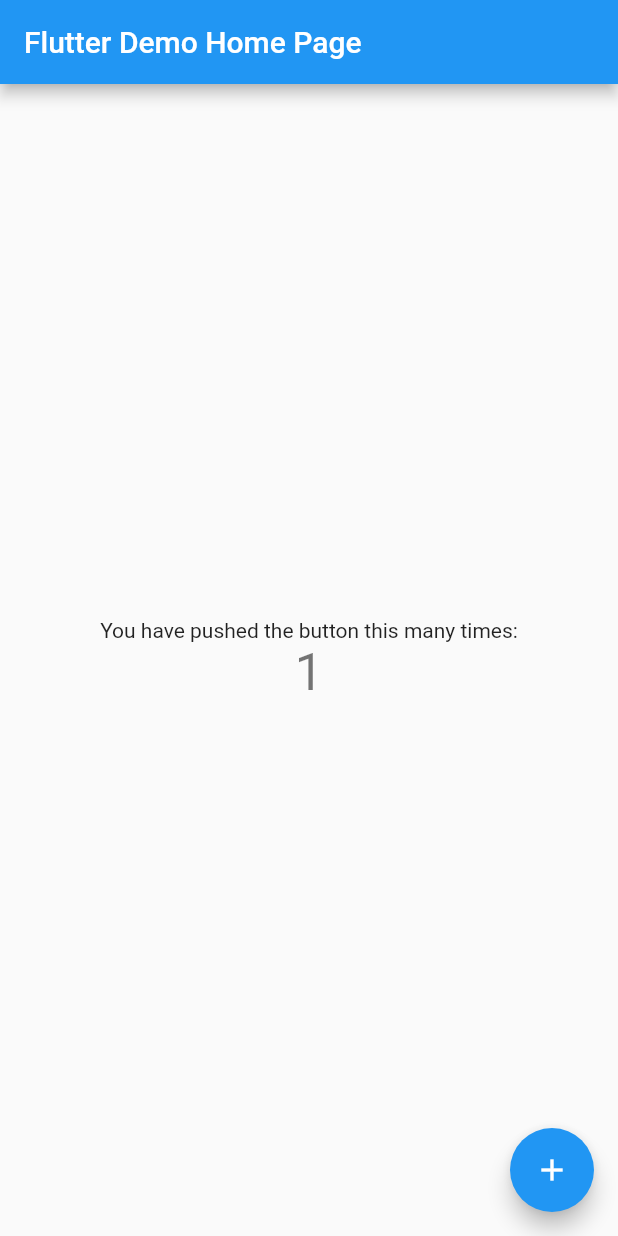
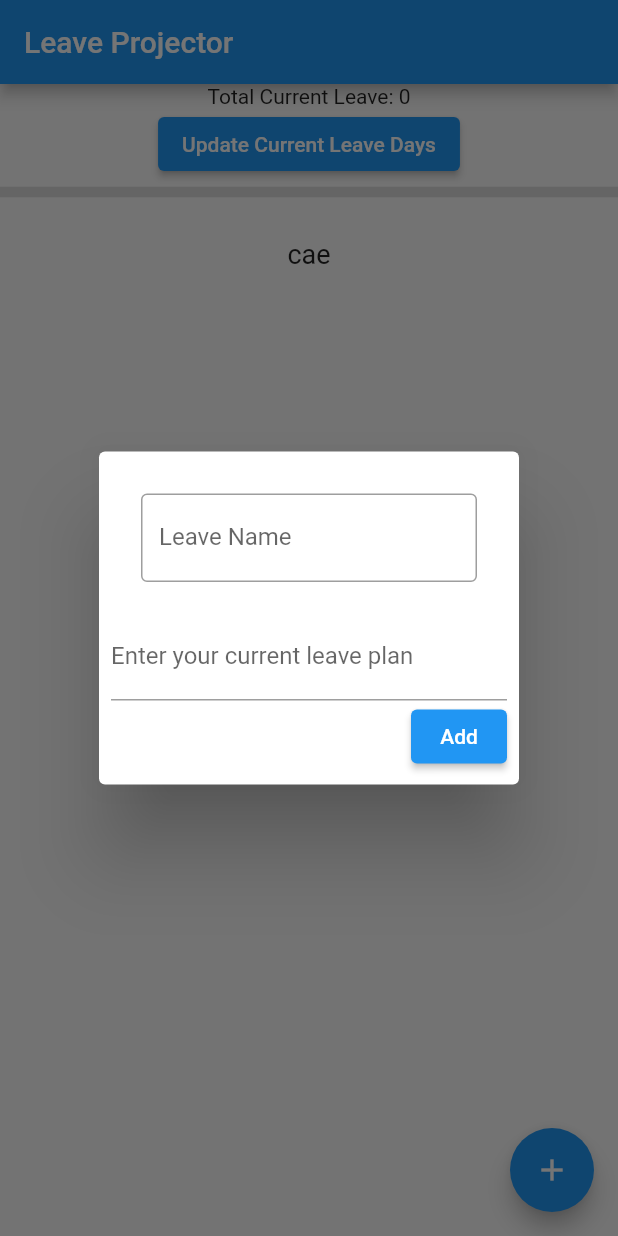
Before and after one commit to UltimateStarCoder/m_help, a Flutter app: the screen it shows after launch, after a tap on the "add" icon, on a phone screen of 412 x 824 dp. Run offline on Flutter 3.47's test engine with Material 2 defaults, Android fonts, the phone set to English and light mode, and no system bars.

Commit message:
Basic Start!

```diff
--- /dev/null
+++ b/lib/archive.dart
@@ -0,0 +1,115 @@
+import 'package:flutter/material.dart';
+
+void main() {
+  runApp(const MyApp());
+}
+
+class MyApp extends StatelessWidget {
+  const MyApp({super.key});
+
+  // This widget is the root of your application.
+  @override
+  Widget build(BuildContext context) {
+    return MaterialApp(
+      title: 'Flutter Demo',
+      theme: ThemeData(
+        // This is the theme of your application.
+        //
+        // Try running your application with "flutter run". You'll see the
+        // application has a blue toolbar. Then, without quitting the app, try
+        // changing the primarySwatch below to Colors.green and then invoke
+        // "hot reload" (press "r" in the console where you ran "flutter run",
+        // or simply save your changes to "hot reload" in a Flutter IDE).
+        // Notice that the counter didn't reset back to zero; the application
+        // is not restarted.
+        primarySwatch: Colors.blue,
+      ),
+      home: const MyHomePage(title: 'Flutter Demo Home Page'),
+    );
+  }
+}
+
+class MyHomePage extends StatefulWidget {
+  const MyHomePage({super.key, required this.title});
+
+  // This widget is the home page of your application. It is stateful, meaning
+  // that it has a State object (defined below) that contains fields that affect
+  // how it looks.
+
+  // This class is the configuration for the state. It holds the values (in this
+  // case the title) provided by the parent (in this case the App widget) and
+  // used by the build method of the State. Fields in a Widget subclass are
+  // always marked "final".
+
+  final String title;
+
+  @override
+  State<MyHomePage> createState() => _MyHomePageState();
+}
+
+class _MyHomePageState extends State<MyHomePage> {
+  int _counter = 0;
+
+  void _incrementCounter() {
+    setState(() {
+      // This call to setState tells the Flutter framework that something has
+      // changed in this State, which causes it to rerun the build method below
+      // so that the display can reflect the updated values. If we changed
+      // _counter without calling setState(), then the build method would not be
+      // called again, and so nothing would appear to happen.
+      _counter++;
+    });
+  }
+
+  @override
+  Widget build(BuildContext context) {
+    // This method is rerun every time setState is called, for instance as done
+    // by the _incrementCounter method above.
+    //
+    // The Flutter framework has been optimized to make rerunning build methods
+    // fast, so that you can just rebuild anything that needs updating rather
+    // than having to individually change instances of widgets.
+    return Scaffold(
+      appBar: AppBar(
+        // Here we take the value from the MyHomePage object that was created by
+        // the App.build method, and use it to set our appbar title.
+        title: Text(widget.title),
+      ),
+      body: Center(
+        // Center is a layout widget. It takes a single child and positions it
+        // in the middle of the parent.
+        child: Column(
+          // Column is also a layout widget. It takes a list of children and
+          // arranges them vertically. By default, it sizes itself to fit its
+          // children horizontally, and tries to be as tall as its parent.
+          //
+          // Invoke "debug painting" (press "p" in the console, choose the
+          // "Toggle Debug Paint" action from the Flutter Inspector in Android
+          // Studio, or the "Toggle Debug Paint" command in Visual Studio Code)
+          // to see the wireframe for each widget.
+          //
+          // Column has various properties to control how it sizes itself and
+          // how it positions its children. Here we use mainAxisAlignment to
+          // center the children vertically; the main axis here is the vertical
+          // axis because Columns are vertical (the cross axis would be
+          // horizontal).
+          mainAxisAlignment: MainAxisAlignment.center,
+          children: <Widget>[
+            const Text(
+              'You have pushed the button this many times:',
+            ),
+            Text(
+              '$_counter',
+              style: Theme.of(context).textTheme.headlineMedium,
+            ),
+          ],
+        ),
+      ),
+      floatingActionButton: FloatingActionButton(
+        onPressed: _incrementCounter,
+        tooltip: 'Increment',
+        child: const Icon(Icons.add),
+      ), // This trailing comma makes auto-formatting nicer for build methods.
+    );
+  }
+}
--- a/lib/main.dart
+++ b/lib/main.dart
@@ -1,4 +1,5 @@
 import 'package:flutter/material.dart';
+import 'package:flutter/services.dart';
 
 void main() {
   runApp(const MyApp());
@@ -13,33 +14,15 @@
     return MaterialApp(
       title: 'Flutter Demo',
       theme: ThemeData(
-        // This is the theme of your application.
-        //
-        // Try running your application with "flutter run". You'll see the
-        // application has a blue toolbar. Then, without quitting the app, try
-        // changing the primarySwatch below to Colors.green and then invoke
-        // "hot reload" (press "r" in the console where you ran "flutter run",
-        // or simply save your changes to "hot reload" in a Flutter IDE).
-        // Notice that the counter didn't reset back to zero; the application
-        // is not restarted.
         primarySwatch: Colors.blue,
       ),
-      home: const MyHomePage(title: 'Flutter Demo Home Page'),
+      home: const MyHomePage(title: 'Leave Projector'),
     );
   }
 }
 
 class MyHomePage extends StatefulWidget {
   const MyHomePage({super.key, required this.title});
-
-  // This widget is the home page of your application. It is stateful, meaning
-  // that it has a State object (defined below) that contains fields that affect
-  // how it looks.
-
-  // This class is the configuration for the state. It holds the values (in this
-  // case the title) provided by the parent (in this case the App widget) and
-  // used by the build method of the State. Fields in a Widget subclass are
-  // always marked "final".
 
   final String title;
 
@@ -49,67 +32,140 @@
 
 class _MyHomePageState extends State<MyHomePage> {
   int _counter = 0;
+  final myController = TextEditingController();
+  TextEditingController cardController = TextEditingController();
 
-  void _incrementCounter() {
+  final List<String> names = <String>["cae"];
+  final List<int> leaveLeft = <int>[];
+
+  void addItemToList() {
     setState(() {
-      // This call to setState tells the Flutter framework that something has
-      // changed in this State, which causes it to rerun the build method below
-      // so that the display can reflect the updated values. If we changed
-      // _counter without calling setState(), then the build method would not be
-      // called again, and so nothing would appear to happen.
-      _counter++;
+      names.add(cardController.text);
+      leaveLeft.insert(0, -1);
     });
+  }
+
+
+  @override
+  void dispose() {
+    // Clean up the controller when the widget is disposed.
+    myController.dispose();
+    super.dispose();
   }
 
   @override
   Widget build(BuildContext context) {
-    // This method is rerun every time setState is called, for instance as done
-    // by the _incrementCounter method above.
-    //
-    // The Flutter framework has been optimized to make rerunning build methods
-    // fast, so that you can just rebuild anything that needs updating rather
-    // than having to individually change instances of widgets.
     return Scaffold(
       appBar: AppBar(
-        // Here we take the value from the MyHomePage object that was created by
-        // the App.build method, and use it to set our appbar title.
         title: Text(widget.title),
       ),
       body: Center(
-        // Center is a layout widget. It takes a single child and positions it
-        // in the middle of the parent.
         child: Column(
-          // Column is also a layout widget. It takes a list of children and
-          // arranges them vertically. By default, it sizes itself to fit its
-          // children horizontally, and tries to be as tall as its parent.
-          //
-          // Invoke "debug painting" (press "p" in the console, choose the
-          // "Toggle Debug Paint" action from the Flutter Inspector in Android
-          // Studio, or the "Toggle Debug Paint" command in Visual Studio Code)
-          // to see the wireframe for each widget.
-          //
-          // Column has various properties to control how it sizes itself and
-          // how it positions its children. Here we use mainAxisAlignment to
-          // center the children vertically; the main axis here is the vertical
-          // axis because Columns are vertical (the cross axis would be
-          // horizontal).
-          mainAxisAlignment: MainAxisAlignment.center,
           children: <Widget>[
-            const Text(
-              'You have pushed the button this many times:',
+            Text(
+              'Total Current Leave: $_counter',
             ),
-            Text(
-              '$_counter',
-              style: Theme.of(context).textTheme.headlineMedium,
+            ElevatedButton(
+              onPressed: () => showDialog<String>(
+                context: context,
+                builder: (BuildContext context) => AlertDialog(
+                  // title: const Text('AlertDialog Title'),
+                  // content: const Text('AlertDialog description'),
+                  actions: <Widget>[
+                    TextFormField(
+                      controller: myController,
+                      decoration: const InputDecoration(
+                          labelText: "Enter your current leave days",
+                          counterText: ""),
+                      keyboardType: TextInputType.number,
+                      inputFormatters: <TextInputFormatter>[
+                        FilteringTextInputFormatter.digitsOnly
+                      ], // Only numbers can be entered
+                    ),
+                    TextButton(
+                      onPressed: () {
+                        Navigator.pop(context, 'Cancel');
+                      },
+                      child: const Text('Cancel'),
+                    ),
+                    TextButton(
+                      onPressed: () {
+                        setState(() {
+                          _counter = int.tryParse(myController.text) ?? 0;
+                        });
+                        Navigator.pop(context, 'OK');
+                      },
+                      child: const Text('OK'),
+                    ),
+                  ],
+                ),
+              ),
+              child: const Text('Update Current Leave Days'),
             ),
+            const Divider(
+              thickness: 7,
+            ),
+            const SizedBox(
+              height: 4,
+            ),
+
+            Expanded(
+              child: ListView.builder(
+                  padding: const EdgeInsets.all(16),
+                  itemCount: names.length,
+                  itemBuilder: (context, int index) {
+                    return Container(
+                      height: 23,
+                      margin: const EdgeInsets.all(2),
+                      child: Center(
+                        child: Text(
+                          names[index],
+                          style: const TextStyle(fontSize: 18),
+                        ),
+                      ),
+                    );
+                  }),
+            ),
+            //ListView.builder(itemBuilder: itemBuilder)
           ],
         ),
       ),
       floatingActionButton: FloatingActionButton(
-        onPressed: _incrementCounter,
-        tooltip: 'Increment',
+        onPressed: () => showDialog<String>(
+          context: context,
+          builder: (BuildContext context) => AlertDialog(
+            // title: const Text('AlertDialog Title'),
+            // content: const Text('AlertDialog description'),
+            actions: <Widget>[
+              Padding(
+                padding: const EdgeInsets.all(20),
+                child: TextField(
+                  controller: cardController,
+                  decoration: const InputDecoration(
+                    border: OutlineInputBorder(),
+                    labelText: 'Leave Name',
+                  ),
+                ),
+              ),
+              TextFormField(
+                controller: cardController,
+                decoration: const InputDecoration(
+                    labelText: "Enter your current leave plan"),
+              ),
+              ElevatedButton(
+                  onPressed: () {
+                    addItemToList();
+                    Navigator.pop(context, 'Add');
+                  },
+                  child: const Text("Add")),
+            ],
+          ),
+        ),
+        tooltip: 'Leave Plan',
         child: const Icon(Icons.add),
-      ), // This trailing comma makes auto-formatting nicer for build methods.
+      ),
+
+      // This trailing comma makes auto-formatting nicer for build methods.
     );
   }
 }
```
